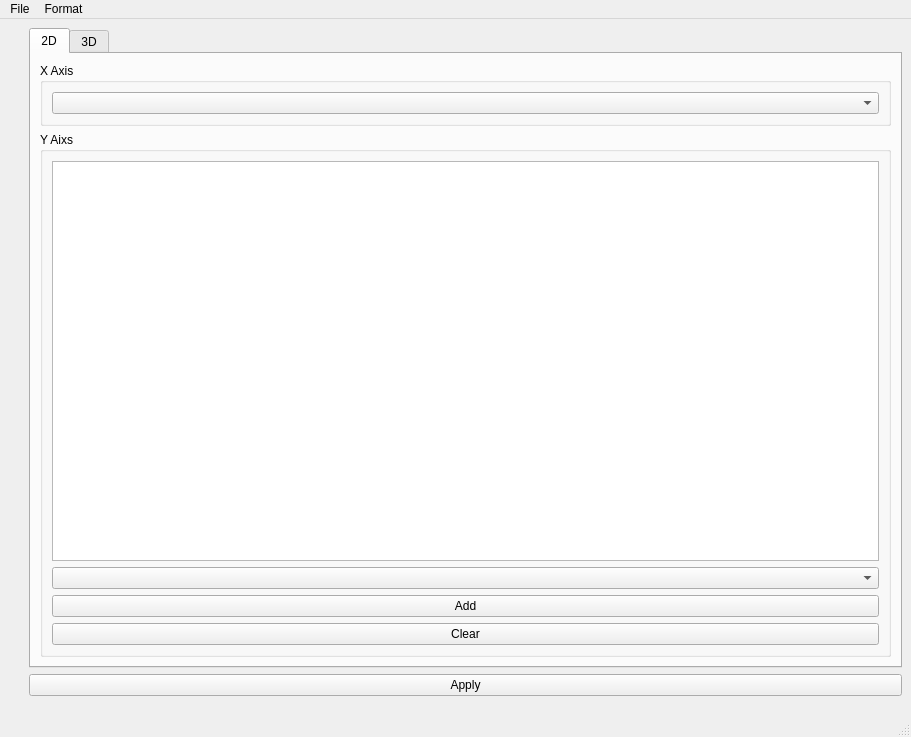
Qt form ui/main_window.ui (yn4k4nishi/aemwel_viewer) before a commit.
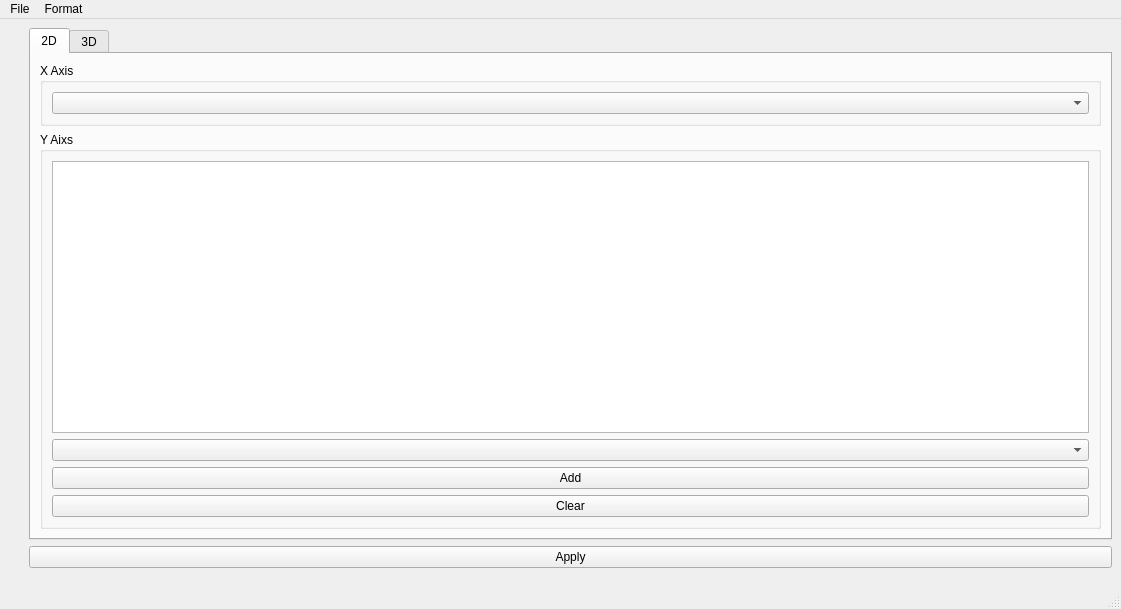
The same form after that commit.

Commit message: :+1: Update : window size

```diff
--- a/ui/main_window.ui
+++ b/ui/main_window.ui
@@ -6,8 +6,8 @@
    <rect>
     <x>0</x>
     <y>0</y>
-    <width>911</width>
-    <height>737</height>
+    <width>1121</width>
+    <height>609</height>
    </rect>
   </property>
   <property name="windowTitle">
@@ -232,7 +232,7 @@
     <rect>
      <x>0</x>
      <y>0</y>
-     <width>911</width>
+     <width>1121</width>
      <height>22</height>
     </rect>
    </property>
```
The commit also changes 1 other file.
